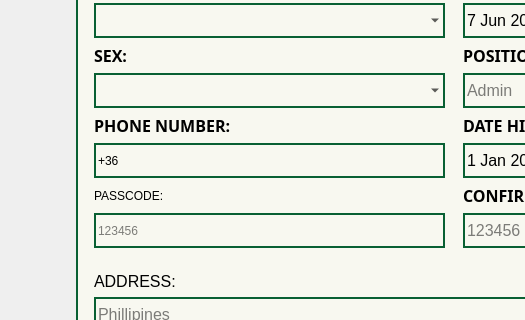
First picture: the form in Screens/MainMenuScreens/Registration/Registration_user.ui, repository Bideiro/Ranil_project_py, before the edit; both pictures show x 0 to 525 and y 290 to 610 of the 907 by 758 pixel window.
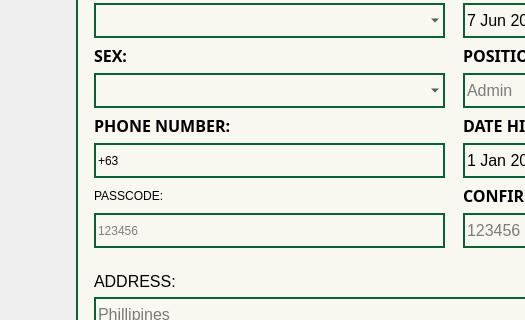
Second picture: the form after the edit.

The edit to the form file:
```diff
--- a/Screens/MainMenuScreens/Registration/Registration_user.ui
+++ b/Screens/MainMenuScreens/Registration/Registration_user.ui
@@ -385,7 +385,7 @@
                       </size>
                      </property>
                      <property name="text">
-                      <string>+36</string>
+                      <string>+63</string>
                      </property>
                      <property name="maxLength">
                       <number>13</number>
```
Left out of the diff: 10 changed lines with no effect on the pictures.
